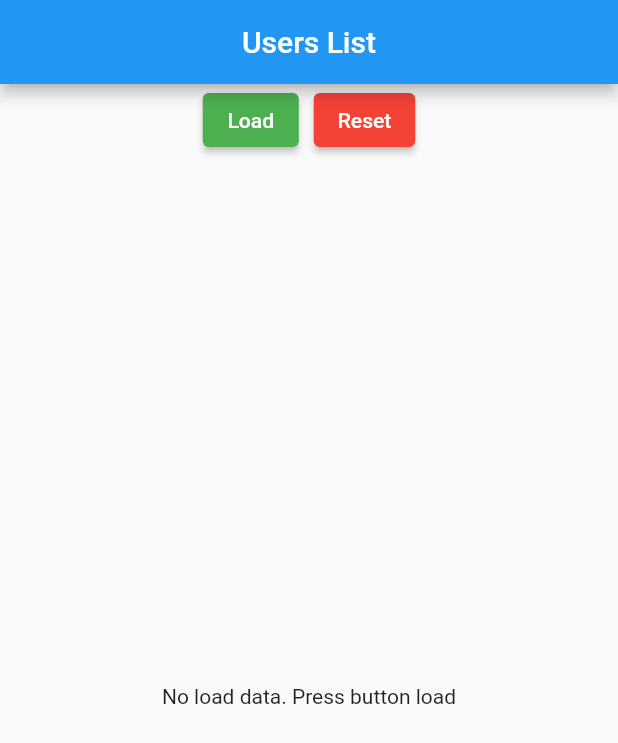
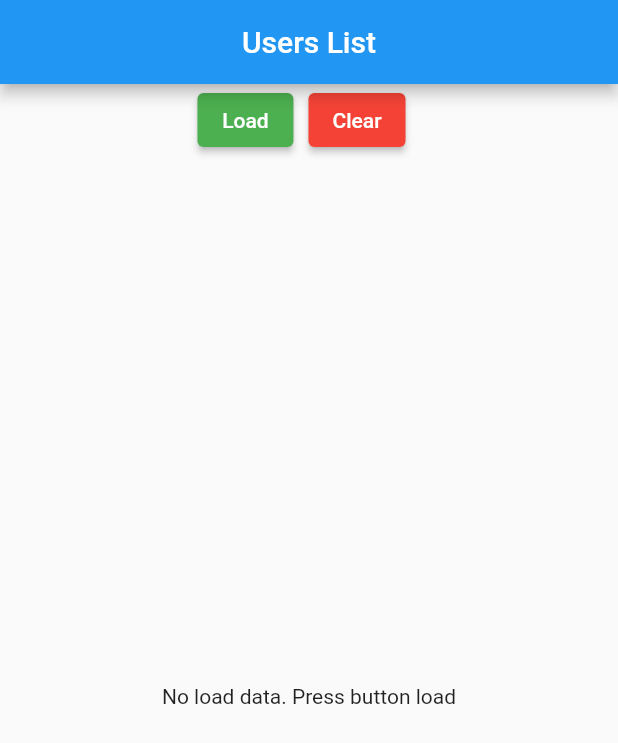
Before and after one commit to Aogiri-Tree/forShifu, a Flutter app: the screen it shows after launch, on a phone screen of 412 x 824 dp. Shown: the top 743 px of the screen. Run offline on Flutter 3.47's test engine with Material 2 defaults, Android fonts, the phone set to English and light mode, and no system bars; our stand-ins replace bloc, flutter_bloc, shared_preferences.

Commit message:
check pls

```diff
--- a/lib/bloc/user_event.dart
+++ b/lib/bloc/user_event.dart
@@ -5,4 +5,5 @@ abstract class UserEvent {}
 
 class UserLoadedEvent extends UserEvent {}
 
-class UserResetEvent extends UserEvent {}
+
+class UserClearEvent extends UserEvent {}
--- a/lib/models/user_model.dart
+++ b/lib/models/user_model.dart
@@ -1,20 +1,20 @@
 class User {
-  int? id;
-  String? name;
+  late int id;
+  late String name;
   String? username;
-  String? email;
+  late String email;
   Address? address;
-  String? phone;
+  late String phone;
   String? website;
   Company? company;
 
   User(
-      {this.id,
-      this.name,
+      {required this.id,
+      required this.name,
       this.username,
-      this.email,
+      required this.email,
       this.address,
-      this.phone,
+      required this.phone,
       this.website,
       this.company});
 
--- a/lib/widgets/action_buttons.dart
+++ b/lib/widgets/action_buttons.dart
@@ -26,10 +26,14 @@ class ActionButtons extends StatelessWidget {
           style: ButtonStyle(
               backgroundColor: MaterialStateProperty.all(Colors.red)),
           onPressed: () {
-            userBloc.add(UserResetEvent());
+            userBloc.add(UserClearEvent());
+
           },
-          child: const Text('Reset'),
-        )
+          child: const Text('Clear'),
+        ),
+        const SizedBox(
+          width: 10,
+        ),
       ],
     );
   }
--- a/pubspec.yaml
+++ b/pubspec.yaml
@@ -33,6 +33,7 @@ dependencies:
     sdk: flutter
   flutter_bloc: ^7.3.1
   http: ^0.13.4
+  shared_preferences: ^2.0.8
 
 dev_dependencies:
   flutter_lints: ^1.0.0
```
Also changed, not shown: lib/bloc/user_bloc.dart (+14 -14 lines), lib/bloc/user_state.dart (+11 -0 lines), lib/pages/user_list.dart (+7 -4 lines), lib/services/user_repository.dart (+17 -0 lines), pubspec.lock.
